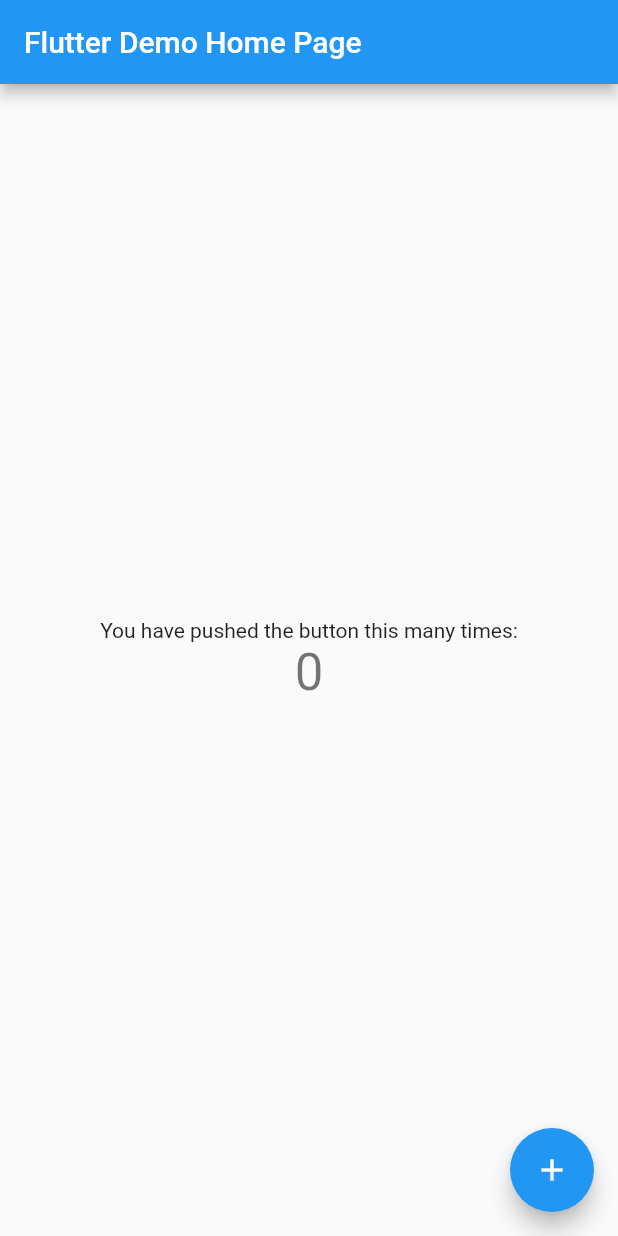
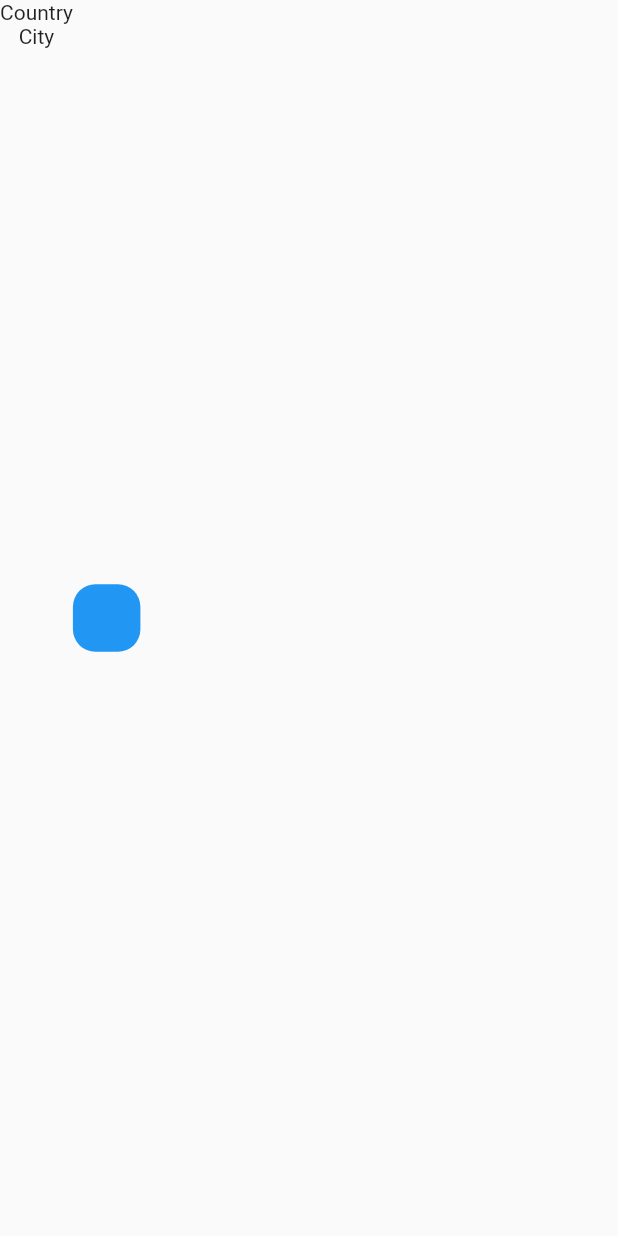
Before and after one commit to ChrisKramer15/flutter-ecom, a Flutter app: the screen it shows after launch, on a phone screen of 412 x 824 dp. Run offline on Flutter 3.47's test engine with Material 2 defaults, Android fonts, the phone set to English and light mode, and no system bars.

Commit message:
defaults removed, main food page started

```diff
--- /dev/null
+++ b/flutter_ecom/lib/home/main_food_page.dart
@@ -0,0 +1,30 @@
+import 'package:flutter/material.dart';
+
+class MainFoodPage extends StatefulWidget {
+  const MainFoodPage({Key? key}) : super(key: key);
+
+  @override
+  State<MainFoodPage> createState() => _MainFoodPageState();
+}
+
+class _MainFoodPageState extends State<MainFoodPage> {
+  @override
+  Widget build(BuildContext context) {
+    return Scaffold(
+        body: Container(
+            child: Container(
+                child: Row(
+      children: [
+        Column(
+          children: [Text("Country"), Text("City")],
+        ),
+        Container(
+          height: 45,
+          width: 45,
+          decoration: BoxDecoration(
+              borderRadius: BorderRadius.circular(15), color: Colors.blue),
+        )
+      ],
+    ))));
+  }
+}
--- a/flutter_ecom/lib/main.dart
+++ b/flutter_ecom/lib/main.dart
@@ -1,4 +1,5 @@
 import 'package:flutter/material.dart';
+import 'package:flutter_ecom/home/main_food_page.dart';
 
 void main() {
   runApp(const MyApp());
@@ -11,105 +12,8 @@ class MyApp extends StatelessWidget {
   @override
   Widget build(BuildContext context) {
     return MaterialApp(
-      title: 'Flutter Demo',
-      theme: ThemeData(
-        // This is the theme of your application.
-        //
-        // Try running your application with "flutter run". You'll see the
-        // application has a blue toolbar. Then, without quitting the app, try
-        // changing the primarySwatch below to Colors.green and then invoke
-        // "hot reload" (press "r" in the console where you ran "flutter run",
-        // or simply save your changes to "hot reload" in a Flutter IDE).
-        // Notice that the counter didn't reset back to zero; the application
-        // is not restarted.
-        primarySwatch: Colors.blue,
-      ),
-      home: const MyHomePage(title: 'Flutter Demo Home Page'),
+      debugShowCheckedModeBanner: false,
+      home: const MainFoodPage(),
     );
   }
 }
-
-class MyHomePage extends StatefulWidget {
-  const MyHomePage({Key? key, required this.title}) : super(key: key);
-
-  // This widget is the home page of your application. It is stateful, meaning
-  // that it has a State object (defined below) that contains fields that affect
-  // how it looks.
-
-  // This class is the configuration for the state. It holds the values (in this
-  // case the title) provided by the parent (in this case the App widget) and
-  // used by the build method of the State. Fields in a Widget subclass are
-  // always marked "final".
-
-  final String title;
-
-  @override
-  State<MyHomePage> createState() => _MyHomePageState();
-}
-
-class _MyHomePageState extends State<MyHomePage> {
-  int _counter = 0;
-
-  void _incrementCounter() {
-    setState(() {
-      // This call to setState tells the Flutter framework that something has
-      // changed in this State, which causes it to rerun the build method below
-      // so that the display can reflect the updated values. If we changed
-      // _counter without calling setState(), then the build method would not be
-      // called again, and so nothing would appear to happen.
-      _counter++;
-    });
-  }
-
-  @override
-  Widget build(BuildContext context) {
-    // This method is rerun every time setState is called, for instance as done
-    // by the _incrementCounter method above.
-    //
-    // The Flutter framework has been optimized to make rerunning build methods
-    // fast, so that you can just rebuild anything that needs updating rather
-    // than having to individually change instances of widgets.
-    return Scaffold(
-      appBar: AppBar(
-        // Here we take the value from the MyHomePage object that was created by
-        // the App.build method, and use it to set our appbar title.
-        title: Text(widget.title),
-      ),
-      body: Center(
-        // Center is a layout widget. It takes a single child and positions it
-        // in the middle of the parent.
-        child: Column(
-          // Column is also a layout widget. It takes a list of children and
-          // arranges them vertically. By default, it sizes itself to fit its
-          // children horizontally, and tries to be as tall as its parent.
-          //
-          // Invoke "debug painting" (press "p" in the console, choose the
-          // "Toggle Debug Paint" action from the Flutter Inspector in Android
-          // Studio, or the "Toggle Debug Paint" command in Visual Studio Code)
-          // to see the wireframe for each widget.
-          //
-          // Column has various properties to control how it sizes itself and
-          // how it positions its children. Here we use mainAxisAlignment to
-          // center the children vertically; the main axis here is the vertical
-          // axis because Columns are vertical (the cross axis would be
-          // horizontal).
-          mainAxisAlignment: MainAxisAlignment.center,
-          children: <Widget>[
-            const Text(
-              'You have pushed the button this many times:',
-            ),
-            Text(
-              '$_counter',
-              style: Theme.of(context).textTheme.headline4,
-            ),
-          ],
-        ),
-      ),
-      floatingActionButton: FloatingActionButton(
-        onPressed: _incrementCounter,
-        tooltip: 'Increment',
-        child: const Icon(Icons.add),
-      ), // This trailing comma makes auto-formatting nicer for build methods.
-    );
-  }
-}
```
